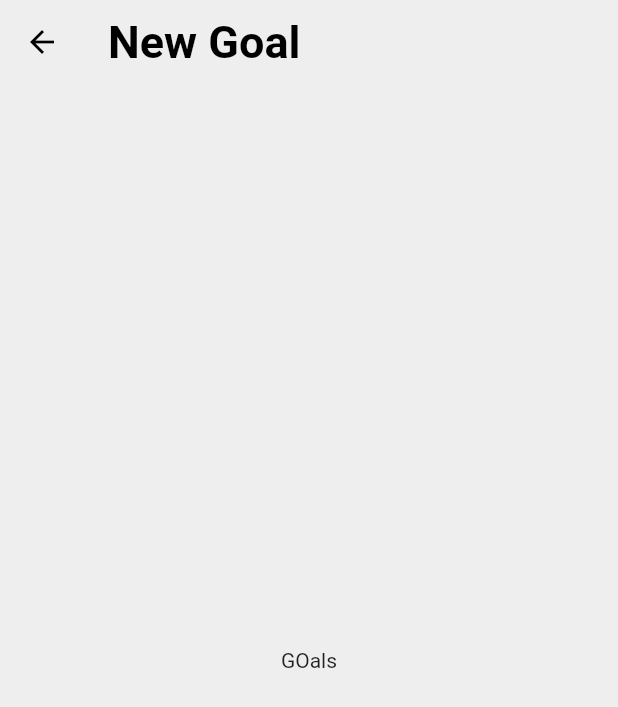
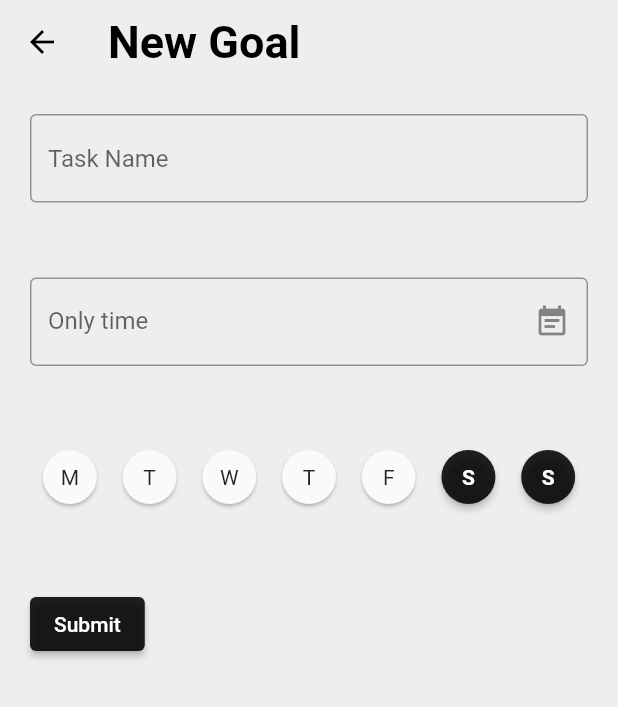
Before and after one commit to akashdev99/leetracker, a Flutter app: the GoalForm screen opened directly, on a phone screen of 412 x 824 dp. Shown: the top 707 px of the screen. Run offline on Flutter 3.47's test engine with Material 2 defaults, Android fonts, the phone set to English and light mode, and no system bars; drawn by our look-alikes of date_field, weekday_selector; our stand-ins replace adaptive_theme, flutter_heatmap_calendar, flutter_riverpod, syncfusion_flutter_charts, syncfusion_flutter_gauges; network calls fail.

Commit message:
form boiler plate style done (finctionality not done)

```diff
--- a/lib/views/GoalForm.dart
+++ b/lib/views/GoalForm.dart
@@ -1,6 +1,8 @@
 import 'package:flutter/material.dart';
 import 'package:flutter/src/widgets/container.dart';
 import 'package:flutter/src/widgets/framework.dart';
+import 'package:date_field/date_field.dart';
+import 'package:weekday_selector/weekday_selector.dart';
 
 class GoalForm extends StatefulWidget {
   const GoalForm({super.key});
@@ -10,6 +12,12 @@ class GoalForm extends StatefulWidget {
 }
 
 class _GoalFormState extends State<GoalForm> {
+  final _formKey = GlobalKey<FormState>();
+  int? lastTapped;
+  printIntAsDay(int day) {
+    print('Received integer: $day. Corresponds to day: ${day}');
+  }
+
   @override
   Widget build(BuildContext context) {
     return Scaffold(
@@ -21,6 +29,82 @@ class _GoalFormState extends State<GoalForm> {
             backgroundColor: Theme.of(context).backgroundColor,
             foregroundColor: Colors.black,
             elevation: 0),
-        body: Center(child: Text("GOals")));
+        body: Form(
+            key: _formKey,
+            child: Container(
+                padding: const EdgeInsets.all(20.0),
+                child: Column(
+                  children: [
+                    TextFormField(
+                        // The validator receives the text that the user has entered.
+                        validator: (value) {
+                          if (value == null || value.isEmpty) {
+                            return 'Please enter some text';
+                          }
+                          return null;
+                        },
+                        decoration: const InputDecoration(
+                            border: OutlineInputBorder(),
+                            hintText: "Task Name")),
+                    const SizedBox(
+                      height: 50,
+                    ),
+                    DateTimeFormField(
+                      decoration: const InputDecoration(
+                        hintStyle: TextStyle(color: Colors.black45),
+                        errorStyle: TextStyle(color: Colors.redAccent),
+                        border: OutlineInputBorder(),
+                        suffixIcon: Icon(Icons.event_note),
+                        labelText: 'Only time',
+                      ),
+                      mode: DateTimeFieldPickerMode.date,
+                      autovalidateMode: AutovalidateMode.always,
+                      validator: (e) => (e?.day ?? 0) == 1
+                          ? 'Please not the first day'
+                          : null,
+                      onDateSelected: (DateTime value) {
+                        print(value);
+                      },
+                    ),
+                    const SizedBox(
+                      height: 50,
+                    ),
+                    WeekdaySelector(
+                      // We display the last tapped value in the example app
+                      onChanged: (v) {
+                        printIntAsDay(v);
+                        setState(() => lastTapped = v);
+                      },
+                      values: const [
+                        true, // Sunday
+                        false, // Monday
+                        false, // Tuesday
+                        false, // Wednesday
+                        false, // Thursday
+                        false, // Friday
+                        true, // Saturday
+                      ],
+                    ),
+                    SizedBox(
+                      height: 50,
+                    ),
+                    Align(
+                      alignment: Alignment.topLeft,
+                      child: ElevatedButton(
+                        onPressed: () {
+                          // Validate returns true if the form is valid, or false otherwise.
+                          if (_formKey.currentState!.validate()) {
+                            // If the form is valid, display a snackbar. In the real world,
+                            // you'd often call a server or save the information in a database.
+                            ScaffoldMessenger.of(context).showSnackBar(
+                              const SnackBar(content: Text('Processing Data')),
+                            );
+                          }
+                        },
+                        child: const Text('Submit'),
+                      ),
+                    ),
+                  ],
+                ))));
   }
 }
--- a/pubspec.yaml
+++ b/pubspec.yaml
@@ -42,6 +42,8 @@ dependencies:
   syncfusion_flutter_gauges: ^20.2.50
   adaptive_theme: ^2.2.0
   flutter_riverpod: ^0.14.0+3
+  date_field: ^3.0.0
+  weekday_selector: ^1.1.0
 
 
 dev_dependencies:
```
Also changed, not shown: pubspec.lock.
